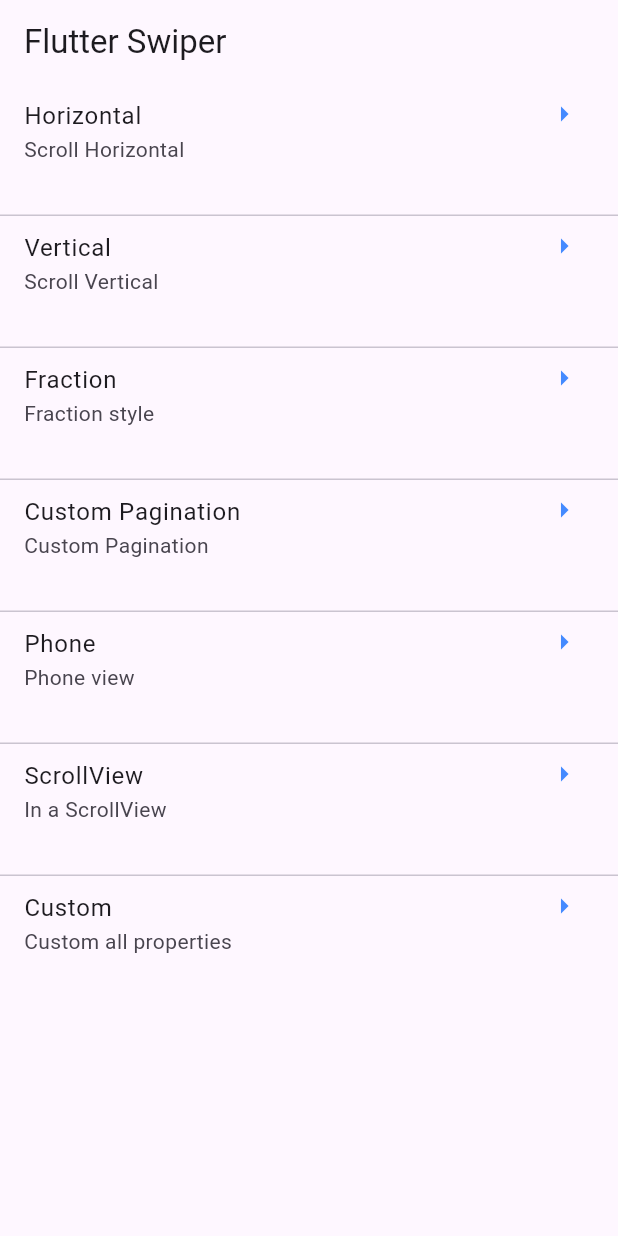
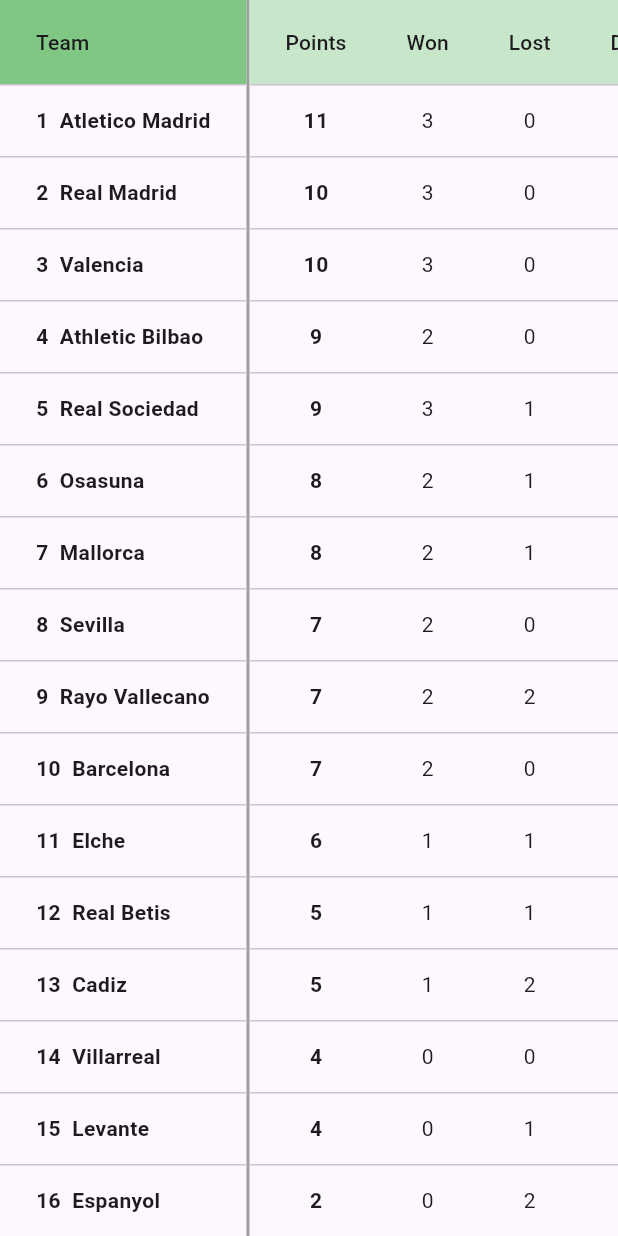
Before and after one commit to hoathienvu8x/Flutter-Demos, a Flutter app: the screen it shows after launch, on a phone screen of 412 x 824 dp. Run offline on Flutter 3.47's test engine with Material 3 defaults, Android fonts, the phone set to English and light mode, and no system bars; our stand-ins replace line_icons, shared_preferences.

Commit message:
Bidirectional Scroll Datatable from https://padymies.medium.com/flutter-bidirectional-scroll-datatable-57e24c2fae8e

```diff
--- /dev/null
+++ b/lib/bidirectional/bidirectional.dart
@@ -0,0 +1,26 @@
+import 'package:flutter/material.dart';
+
+import 'fixed_column_widget.dart';
+import 'scrollable_column_widget.dart';
+
+class BidirectionalApp extends StatelessWidget {
+  const BidirectionalApp({super.key});
+
+  @override
+  Widget build(BuildContext context) {
+    return const MaterialApp(
+      home: Scaffold(
+        body: SafeArea(
+          child: SingleChildScrollView(
+            child: Row(
+              children: [
+                FixedColumnWidget(),
+                ScrollableColumnWidget(),
+              ],
+            ),
+          ),
+        ),
+      ),
+    );
+  }
+}
--- /dev/null
+++ b/lib/bidirectional/data.dart
@@ -0,0 +1,24 @@
+import 'team.dart';
+
+List<Team> teamsData = [
+  Team(position: 1,  name: 'Atletico Madrid', points: 11, played: 5, won: 3, drawn: 2, lost: 0, against: 4,  gd: 3),
+  Team(position: 2,  name: 'Real Madrid',     points: 10, played: 4, won: 3, drawn: 1, lost: 0, against: 6,  gd: 7),
+  Team(position: 3,  name: 'Valencia',        points: 10, played: 4, won: 3, drawn: 2, lost: 0, against: 2,  gd: 7),
+  Team(position: 4,  name: 'Athletic Bilbao', points: 9,  played: 5, won: 2, drawn: 3, lost: 0, against: 1,  gd: 3),
+  Team(position: 5,  name: 'Real Sociedad',   points: 9,  played: 4, won: 3, drawn: 0, lost: 1, against: 4,  gd: 2),
+  Team(position: 6,  name: 'Osasuna',         points: 8,  played: 5, won: 2, drawn: 2, lost: 1, against: 6,  gd: 0),
+  Team(position: 7,  name: 'Mallorca',        points: 8,  played: 5, won: 2, drawn: 2, lost: 1, against: 3,  gd: 0),
+  Team(position: 8,  name: 'Sevilla',         points: 7,  played: 3, won: 2, drawn: 1, lost: 0, against: 1,  gd: 4),
+  Team(position: 9,  name: 'Rayo Vallecano',  points: 7,  played: 5, won: 2, drawn: 1, lost: 2, against: 5,  gd: 3),
+  Team(position: 10, name: 'Barcelona',       points: 7,  played: 3, won: 2, drawn: 1, lost: 0, against: 4,  gd: 3),
+  Team(position: 11, name: 'Elche',           points: 6,  played: 5, won: 1, drawn: 3, lost: 1, against: 3,  gd: 0),
+  Team(position: 12, name: 'Real Betis',      points: 5,  played: 4, won: 1, drawn: 2, lost: 1, against: 4,  gd: 0),
+  Team(position: 13, name: 'Cadiz',           points: 5,  played: 5, won: 1, drawn: 2, lost: 2, against: 8,  gd: -2),
+  Team(position: 14, name: 'Villarreal',      points: 4,  played: 4, won: 0, drawn: 4, lost: 0, against: 2,  gd: 0),
+  Team(position: 15, name: 'Levante',         points: 4,  played: 5, won: 0, drawn: 4, lost: 1, against: 7,  gd: -1),
+  Team(position: 16, name: 'Espanyol',        points: 2,  played: 4, won: 0, drawn: 2, lost: 2, against: 3,  gd: -2),
+  Team(position: 17, name: 'Granada',         points: 2,  played: 4, won: 0, drawn: 2, lost: 2, against: 7,  gd: -5),
+  Team(position: 18, name: 'Celta',           points: 1,  played: 5, won: 0, drawn: 1, lost: 4, against: 10, gd: -6),
+  Team(position: 19, name: 'Getafe',          points: 0,  played: 5, won: 0, drawn: 0, lost: 5, against: 8,  gd: -7),
+  Team(position: 20, name: 'Alaves',          points: 0,  played: 4, won: 0, drawn: 0, lost: 4, against: 10, gd: -9),
+];
--- /dev/null
+++ b/lib/bidirectional/fixed_column_widget.dart
@@ -0,0 +1,36 @@
+import 'package:flutter/material.dart';
+
+import 'data.dart';
+
+class FixedColumnWidget extends StatelessWidget {
+  const FixedColumnWidget({super.key});
+
+  @override
+  Widget build(BuildContext context) {
+    return DataTable(
+      columnSpacing: 10,
+      headingRowColor: WidgetStateProperty.all(Colors.green[300]),
+      decoration: const BoxDecoration(
+        border: Border(
+          right: BorderSide(
+            color: Colors.grey,
+            width: 2,
+          ),
+        ),
+      ),
+      columns: const [
+        DataColumn(label: Text('Team')),
+      ],
+      rows: [
+        ...teamsData.map((team) => DataRow(
+              cells: [
+                DataCell(Text(
+                  '${team.position.toString()}  ${team.name}',
+                  style: const TextStyle(fontWeight: FontWeight.bold),
+                )),
+              ],
+            ))
+      ],
+    );
+  }
+}
--- /dev/null
+++ b/lib/bidirectional/scrollable_column_widget.dart
@@ -0,0 +1,62 @@
+import 'package:flutter/material.dart';
+
+import 'data.dart';
+
+class ScrollableColumnWidget extends StatelessWidget {
+  const ScrollableColumnWidget({super.key});
+
+  @override
+  Widget build(BuildContext context) {
+    return Expanded(
+      child: SingleChildScrollView(
+        scrollDirection: Axis.horizontal,
+        child: DataTable(
+            headingRowColor: WidgetStateProperty.all(Colors.green[100]),
+            columnSpacing: 40,
+            decoration: const BoxDecoration(
+              border: Border(
+                right: BorderSide(
+                  color: Colors.grey,
+                  width: 0.5,
+                ),
+              ),
+            ),
+            columns: const [
+              DataColumn(label: Text('Points')),
+              DataColumn(label: Text('Won')),
+              DataColumn(label: Text('Lost')),
+              DataColumn(label: Text('Drawn')),
+              DataColumn(label: Text('Against')),
+              DataColumn(label: Text('GD')),
+            ],
+            rows: [
+              ...teamsData.map((team) => DataRow(
+                    cells: [
+                      DataCell(Container(
+                          alignment: AlignmentDirectional.center,
+                          child: Text(
+                            team.points.toString(),
+                            style: const TextStyle(fontWeight: FontWeight.bold),
+                          ))),
+                      DataCell(Container(
+                          alignment: AlignmentDirectional.center,
+                          child: Text(team.won.toString()))),
+                      DataCell(Container(
+                          alignment: AlignmentDirectional.center,
+                          child: Text(team.lost.toString()))),
+                      DataCell(Container(
+                          alignment: AlignmentDirectional.center,
+                          child: Text(team.drawn.toString()))),
+                      DataCell(Container(
+                          alignment: AlignmentDirectional.center,
+                          child: Text(team.against.toString()))),
+                      DataCell(Container(
+                          alignment: AlignmentDirectional.center,
+                          child: Text(team.gd.toString()))),
+                    ],
+                  ))
+            ]),
+      ),
+    );
+  }
+}
--- /dev/null
+++ b/lib/bidirectional/team.dart
@@ -0,0 +1,23 @@
+class Team {
+  Team({
+    required this.position,
+    required this.name,
+    required this.points,
+    required this.played,
+    required this.won,
+    required this.drawn,
+    required this.lost,
+    required this.against,
+    required this.gd,
+  });
+
+  final int position;
+  final String name;
+  final int points;
+  final int played;
+  final int won;
+  final int drawn;
+  final int lost;
+  final int against;
+  final int gd;
+}
--- a/lib/main.dart
+++ b/lib/main.dart
@@ -6,7 +6,8 @@ import 'package:flutter/material.dart';
 // import 'appearance/shared_preference.dart';
 // import 'google_nav_bar/google_nav_bar.dart';
 // import 'advanced_drawer/advanced_drawer.dart';
-import 'card_swiper/demo_card_swiper.dart';
+// import 'card_swiper/demo_card_swiper.dart';
+import 'bidirectional/bidirectional.dart';
 
 void main() async {
   // runApp(const MyApp());
@@ -16,5 +17,6 @@ void main() async {
   // runApp(const AppearanceDemoApp());
   // runApp(const GoogleNavApp());
   // runApp(const AdvancedDrawerApp());
-  runApp(const CardSwiperApp());
+  // runApp(const CardSwiperApp());
+  runApp(const BidirectionalApp());
 }
```
